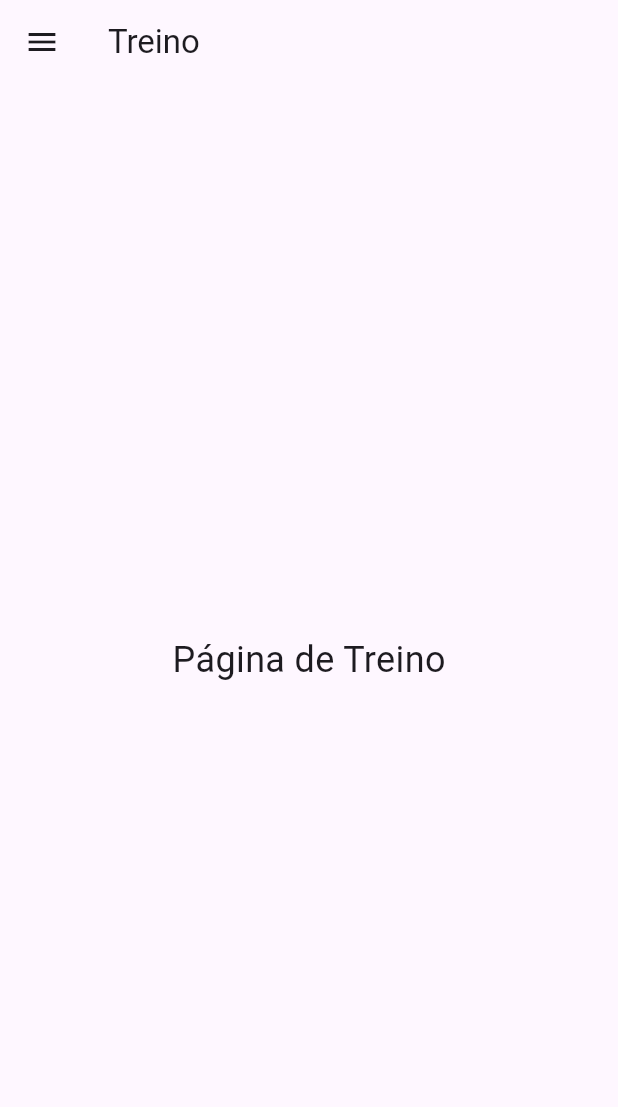
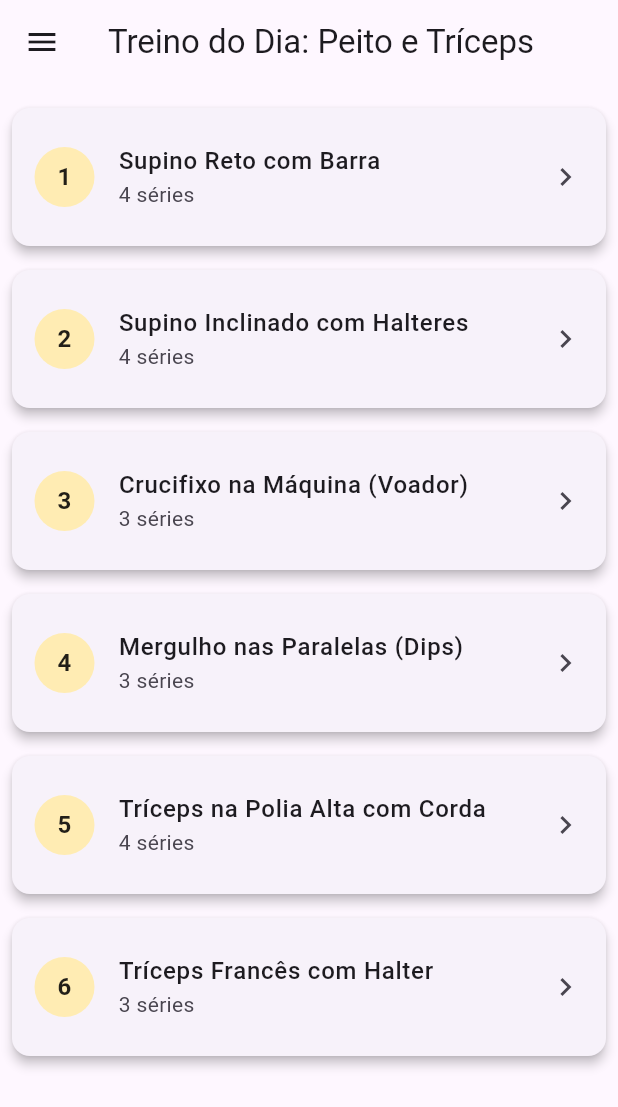
Before and after one commit to pancollenn/MC656-BeeFit, a Flutter app: the screen it shows after launch, on a phone screen of 412 x 824 dp. Shown: the top 1107 px of the screen. Run offline on Flutter 3.47's test engine with Material 3 defaults, Android fonts, the phone set to English and light mode, and no system bars.

Commit message:
Feita versão 1 da página de treino

```diff
--- a/my_app/lib/main.dart
+++ b/my_app/lib/main.dart
@@ -37,7 +37,7 @@ class _HomeScreenState extends State<HomeScreen> {
   ];
 
   final List<String> _pageTitles = [
-    'Treino',
+    'Treino do Dia: Peito e Tríceps',
     'Perfil',
   ];
 
@@ -94,19 +94,68 @@ class _HomeScreenState extends State<HomeScreen> {
   }
 }
 
+// Modelo de dados para um exercício
+class Exercise {
+  final String name;
+  final String series;
+
+  // --- CORREÇÃO APLICADA AQUI ---
+  // Adicionado 'const' ao construtor
+  const Exercise({required this.name, required this.series});
+}
+
 class TrainingPage extends StatelessWidget {
   const TrainingPage({Key? key}) : super(key: key);
 
+  // Agora a lista pode ser 'const' porque a classe Exercise também tem um construtor 'const'
+  final List<Exercise> chestAndTricepsWorkout = const [
+    Exercise(name: 'Supino Reto com Barra', series: '4 séries'),
+    Exercise(name: 'Supino Inclinado com Halteres', series: '4 séries'),
+    Exercise(name: 'Crucifixo na Máquina (Voador)', series: '3 séries'),
+    Exercise(name: 'Mergulho nas Paralelas (Dips)', series: '3 séries'),
+    Exercise(name: 'Tríceps na Polia Alta com Corda', series: '4 séries'),
+    Exercise(name: 'Tríceps Francês com Halter', series: '3 séries'),
+  ];
+
   @override
   Widget build(BuildContext context) {
-    return const Center(
-      child: Text(
-        'Página de Treino',
-        style: TextStyle(fontSize: 24),
-      ),
+    return ListView.builder(
+      padding: const EdgeInsets.all(8.0),
+      itemCount: chestAndTricepsWorkout.length,
+      itemBuilder: (BuildContext context, int index) {
+        final exercise = chestAndTricepsWorkout[index];
+        return Card(
+          elevation: 3,
+          margin: const EdgeInsets.symmetric(vertical: 8.0),
+          child: ListTile(
+            contentPadding: const EdgeInsets.symmetric(vertical: 10.0, horizontal: 15.0),
+            leading: CircleAvatar(
+              backgroundColor: Colors.amber[100],
+              child: Text(
+                '${index + 1}',
+                style: const TextStyle(
+                  fontWeight: FontWeight.bold,
+                  color: Colors.black87,
+                ),
+              ),
+            ),
+            title: Text(
+              exercise.name,
+              style: const TextStyle(fontWeight: FontWeight.w500),
+            ),
+            subtitle: Text(exercise.series),
+            trailing: const Icon(Icons.chevron_right),
+            onTap: () {
+              // Ação futura: Navegar para uma tela de detalhes do exercício
+              print('Exercício selecionado: ${exercise.name}');
+            },
+          ),
+        );
+      },
     );
   }
 }
+
 
 class ProfilePage extends StatelessWidget {
   const ProfilePage({Key? key}) : super(key: key);
```
Also changed, not shown: my_app/flutter_02.png (added), my_app/flutter_03.png (added).
